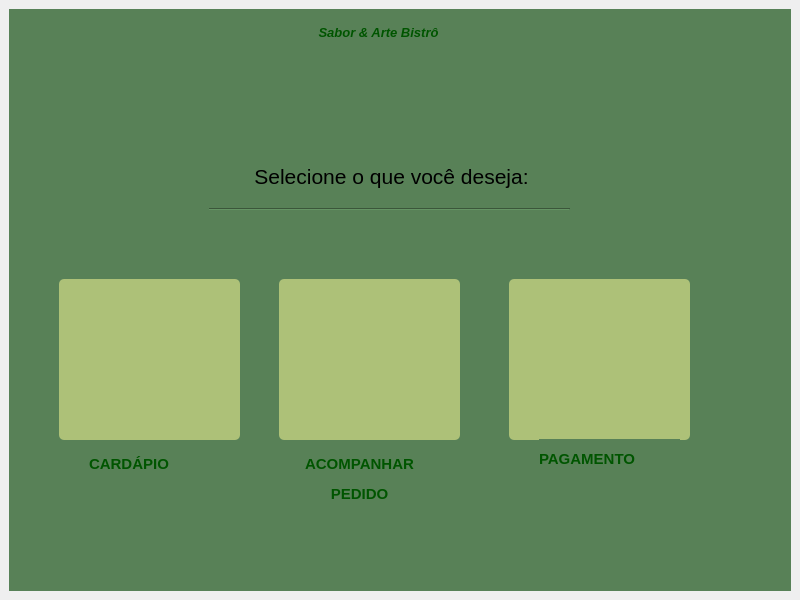
This is telas_qt/janela_opcoes.ui in lauraprass/aplicativo_de_pedidos_para_restaurante as Qt 5 draws it before an edit. The edited form follows.
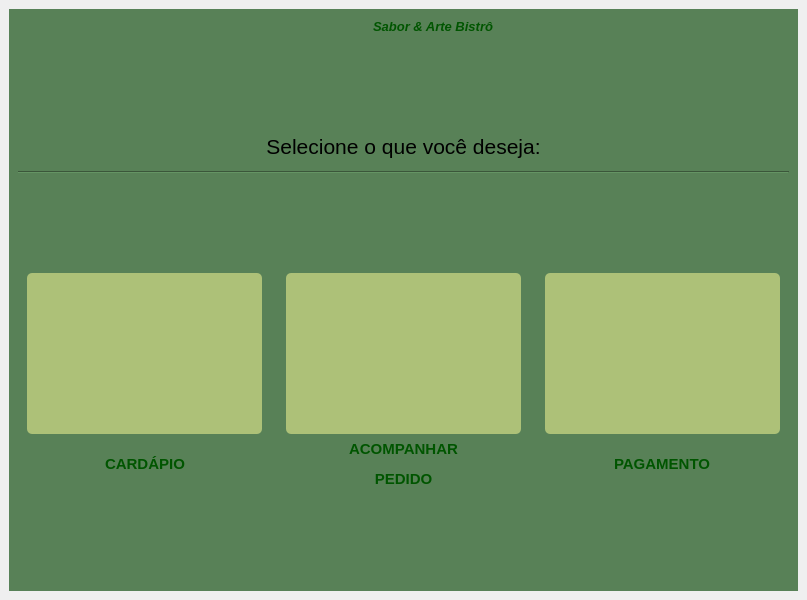
This is the edited form. Icons and pictures are not drawn.

Commit message:
atualização de 2 telas
Feito a responsividade na "janela_opcoes.ui" e criado toda a "janela_cardapio.ui"

What changed in the file:
```diff
--- a/telas_qt/janela_opcoes.ui
+++ b/telas_qt/janela_opcoes.ui
@@ -6,20 +6,20 @@
    <rect>
     <x>0</x>
     <y>0</y>
-    <width>800</width>
+    <width>807</width>
     <height>600</height>
    </rect>
   </property>
   <property name="minimumSize">
    <size>
-    <width>800</width>
-    <height>600</height>
+    <width>0</width>
+    <height>0</height>
    </size>
   </property>
   <property name="maximumSize">
    <size>
-    <width>800</width>
-    <height>600</height>
+    <width>16777215</width>
+    <height>16777215</height>
    </size>
   </property>
   <property name="windowTitle">
@@ -36,49 +36,40 @@
        <string notr="true">background-color: #588157; 
 </string>
       </property>
-      <widget class="QWidget" name="widget_opcao" native="true">
-       <property name="geometry">
-        <rect>
-         <x>200</x>
-         <y>140</y>
-         <width>365</width>
-         <height>55</height>
-        </rect>
-       </property>
        <layout class="QVBoxLayout" name="verticalLayout">
         <item>
-         <widget class="QLabel" name="lbl_opcao">
-          <property name="maximumSize">
+        <layout class="QHBoxLayout" name="horizontalLayout_7">
+         <item>
+          <spacer name="horizontalSpacer_7">
+           <property name="orientation">
+            <enum>Qt::Horizontal</enum>
+           </property>
+           <property name="sizeHint" stdset="0">
            <size>
-            <width>16777215</width>
-            <height>16777215</height>
-           </size>
-          </property>
-          <property name="font">
-           <font>
-            <pointsize>20</pointsize>
-           </font>
-          </property>
-          <property name="mouseTracking">
-           <bool>true</bool>
-          </property>
-          <property name="text">
-           <string notr="true">&lt;html&gt;&lt;head/&gt;&lt;body&gt;&lt;p align=&quot;center&quot;&gt;&lt;span style=&quot; font-size:16pt; color:#000000;&quot;&gt;Selecione o que você deseja:&lt;/span&gt;&lt;/p&gt;&lt;/body&gt;&lt;/html&gt;</string>
+             <width>108</width>
+             <height>20</height>
+            </size>
+           </property>
+          </spacer>
+         </item>
+         <item>
+          <layout class="QHBoxLayout" name="horizontalLayout_8">
+           <item>
+            <widget class="QWidget" name="widget_2" native="true">
+             <property name="minimumSize">
+              <size>
+               <width>52</width>
+               <height>25</height>
+              </size>
+             </property>
+             <property name="toolTip">
+              <string>&lt;html&gt;&lt;head/&gt;&lt;body&gt;&lt;p&gt;&lt;img src=&quot;:/icon/restaurant.png&quot;/&gt;&lt;/p&gt;&lt;/body&gt;&lt;/html&gt;</string>
+             </property>
+             <property name="styleSheet">
+              <string notr="true">image: url(:/icon/restaurant.png);</string>
           </property>
          </widget>
         </item>
-       </layout>
-      </widget>
-      <widget class="QWidget" name="widget_logo" native="true">
-       <property name="geometry">
-        <rect>
-         <x>260</x>
-         <y>-1</y>
-         <width>219</width>
-         <height>58</height>
-        </rect>
-       </property>
-       <layout class="QVBoxLayout" name="verticalLayout_2">
         <item>
          <widget class="QLabel" name="lbl_logo_3">
           <property name="maximumSize">
@@ -101,24 +92,119 @@
          </widget>
         </item>
        </layout>
-      </widget>
+         </item>
+         <item>
+          <spacer name="horizontalSpacer_8">
+           <property name="orientation">
+            <enum>Qt::Horizontal</enum>
+           </property>
+           <property name="sizeHint" stdset="0">
+            <size>
+             <width>98</width>
+             <height>20</height>
+            </size>
+           </property>
+          </spacer>
+         </item>
+        </layout>
+       </item>
+       <item>
+        <spacer name="verticalSpacer">
+         <property name="orientation">
+          <enum>Qt::Vertical</enum>
+         </property>
+         <property name="sizeHint" stdset="0">
+          <size>
+           <width>18</width>
+           <height>60</height>
+          </size>
+         </property>
+        </spacer>
+       </item>
+       <item>
+        <layout class="QHBoxLayout" name="horizontalLayout_6">
+         <item>
+          <widget class="QWidget" name="widget_3" native="true">
+           <property name="styleSheet">
+            <string notr="true">image: url(:/icon/healthy-living.png);</string>
+           </property>
+          </widget>
+         </item>
+         <item>
+          <widget class="QLabel" name="lbl_opcao">
+           <property name="maximumSize">
+            <size>
+             <width>16777215</width>
+             <height>16777215</height>
+            </size>
+           </property>
+           <property name="font">
+            <font>
+             <pointsize>20</pointsize>
+            </font>
+           </property>
+           <property name="mouseTracking">
+            <bool>true</bool>
+           </property>
+           <property name="text">
+            <string notr="true">&lt;html&gt;&lt;head/&gt;&lt;body&gt;&lt;p align=&quot;center&quot;&gt;&lt;span style=&quot; font-size:16pt; color:#000000;&quot;&gt;Selecione o que você deseja:&lt;/span&gt;&lt;/p&gt;&lt;/body&gt;&lt;/html&gt;</string>
+           </property>
+          </widget>
+         </item>
+         <item>
+          <widget class="QWidget" name="widget_4" native="true">
+           <property name="styleSheet">
+            <string notr="true">image: url(:/icon/healthy-living.png);</string>
+           </property>
+          </widget>
+         </item>
+        </layout>
+       </item>
+       <item>
+        <widget class="QWidget" name="widget_opcao_2" native="true">
+         <property name="minimumSize">
+          <size>
+           <width>570</width>
+           <height>0</height>
+          </size>
+         </property>
+         <property name="styleSheet">
+          <string notr="true">image: url(:/icon/healthy-living.png);</string>
+         </property>
+        </widget>
+       </item>
+       <item>
+        <widget class="Line" name="linha">
+         <property name="orientation">
+          <enum>Qt::Horizontal</enum>
+         </property>
+        </widget>
+       </item>
+       <item>
+        <spacer name="verticalSpacer_2">
+         <property name="orientation">
+          <enum>Qt::Vertical</enum>
+         </property>
+         <property name="sizeHint" stdset="0">
+          <size>
+           <width>18</width>
+           <height>59</height>
+          </size>
+         </property>
+        </spacer>
+       </item>
+       <item>
+        <layout class="QHBoxLayout" name="horizontalLayout_5">
+         <item>
       <widget class="QWidget" name="widget_cardapio" native="true">
-       <property name="geometry">
-        <rect>
-         <x>50</x>
-         <y>270</y>
-         <width>181</width>
-         <height>161</height>
-        </rect>
-       </property>
+           <layout class="QVBoxLayout" name="verticalLayout_3">
+            <item>
        <widget class="QPushButton" name="btn_cardapio">
-        <property name="geometry">
-         <rect>
-          <x>0</x>
-          <y>0</y>
+              <property name="minimumSize">
+               <size>
           <width>181</width>
           <height>161</height>
-         </rect>
+               </size>
         </property>
         <property name="palette">
          <palette>
@@ -226,133 +312,24 @@
          <string/>
         </property>
        </widget>
-      </widget>
-      <widget class="QWidget" name="widget_status" native="true">
-       <property name="geometry">
-        <rect>
-         <x>270</x>
-         <y>270</y>
-         <width>181</width>
-         <height>161</height>
-        </rect>
-       </property>
-       <widget class="QPushButton" name="btn_status">
-        <property name="geometry">
-         <rect>
-          <x>0</x>
-          <y>0</y>
-          <width>181</width>
-          <height>161</height>
-         </rect>
-        </property>
-        <property name="styleSheet">
-         <string notr="true">background-color: #adc178; 
-image: url(:/icon/nutrition.png);
-font: 75 8pt &quot;MS Shell Dlg 2&quot;;
-font: 75 10pt &quot;MS Shell Dlg 2&quot;;
-border-radius: 5px;
-</string>
-        </property>
-        <property name="text">
-         <string/>
-        </property>
-       </widget>
-      </widget>
-      <widget class="Line" name="linha">
-       <property name="geometry">
-        <rect>
-         <x>200</x>
-         <y>190</y>
-         <width>361</width>
-         <height>21</height>
-        </rect>
-       </property>
+            </item>
+            <item>
+             <layout class="QHBoxLayout" name="horizontalLayout">
+              <item>
+               <spacer name="horizontalSpacer">
        <property name="orientation">
         <enum>Qt::Horizontal</enum>
        </property>
-      </widget>
-      <widget class="QWidget" name="widget_pagamento" native="true">
-       <property name="geometry">
-        <rect>
-         <x>500</x>
-         <y>270</y>
-         <width>181</width>
-         <height>161</height>
-        </rect>
-       </property>
-       <widget class="QPushButton" name="btn_pagamento">
-        <property name="geometry">
-         <rect>
-          <x>0</x>
-          <y>0</y>
-          <width>181</width>
-          <height>161</height>
-         </rect>
-        </property>
-        <property name="styleSheet">
-         <string notr="true">background-color: #adc178; 
-image: url(:/icon/debit-card (1).png);
-font: 75 8pt &quot;MS Shell Dlg 2&quot;;
-font: 75 10pt &quot;MS Shell Dlg 2&quot;;
-border-radius: 5px;
-</string>
-        </property>
-        <property name="text">
-         <string/>
-        </property>
-       </widget>
-      </widget>
-      <widget class="QWidget" name="widget_2" native="true">
-       <property name="geometry">
-        <rect>
-         <x>190</x>
-         <y>0</y>
-         <width>91</width>
-         <height>51</height>
-        </rect>
-       </property>
-       <property name="toolTip">
-        <string>&lt;html&gt;&lt;head/&gt;&lt;body&gt;&lt;p&gt;&lt;img src=&quot;:/icon/restaurant.png&quot;/&gt;&lt;/p&gt;&lt;/body&gt;&lt;/html&gt;</string>
-       </property>
-       <property name="styleSheet">
-        <string notr="true">image: url(:/icon/restaurant.png);</string>
-       </property>
-      </widget>
-      <widget class="QWidget" name="widget_3" native="true">
-       <property name="geometry">
-        <rect>
-         <x>150</x>
-         <y>150</y>
-         <width>51</width>
-         <height>31</height>
-        </rect>
-       </property>
-       <property name="styleSheet">
-        <string notr="true">image: url(:/icon/healthy-living.png);</string>
-       </property>
-      </widget>
-      <widget class="QWidget" name="widget_opcao_2" native="true">
-       <property name="geometry">
-        <rect>
-         <x>570</x>
-         <y>150</y>
-         <width>41</width>
-         <height>31</height>
-        </rect>
-       </property>
-       <property name="styleSheet">
-        <string notr="true">image: url(:/icon/healthy-living.png);</string>
-       </property>
-      </widget>
+                <property name="sizeHint" stdset="0">
+                 <size>
+                  <width>28</width>
+                  <height>20</height>
+                 </size>
+                </property>
+               </spacer>
+              </item>
+              <item>
       <widget class="QLabel" name="lbl_cardapio">
-       <property name="geometry">
-        <rect>
-         <x>80</x>
-         <y>440</y>
-         <width>111</width>
-         <height>31</height>
-        </rect>
-       </property>
        <property name="styleSheet">
         <string notr="true">background-color: #588157; 
 font: 87 8pt &quot;Arial Black&quot;;
@@ -363,15 +340,66 @@
         <string>&lt;html&gt;&lt;head/&gt;&lt;body&gt;&lt;p&gt;&lt;span style=&quot; font-size:11pt; font-weight:600; color:#005500;&quot;&gt;CARDÁPIO&lt;/span&gt;&lt;span style=&quot; color:#005500;&quot;/&gt;&lt;/p&gt;&lt;/body&gt;&lt;/html&gt;</string>
        </property>
       </widget>
+              </item>
+              <item>
+               <spacer name="horizontalSpacer_2">
+                <property name="orientation">
+                 <enum>Qt::Horizontal</enum>
+                </property>
+                <property name="sizeHint" stdset="0">
+                 <size>
+                  <width>28</width>
+                  <height>20</height>
+                 </size>
+                </property>
+               </spacer>
+              </item>
+             </layout>
+            </item>
+           </layout>
+          </widget>
+         </item>
+         <item>
+          <widget class="QWidget" name="widget_status" native="true">
+           <layout class="QVBoxLayout" name="verticalLayout_4">
+            <item>
+             <widget class="QPushButton" name="btn_status">
+              <property name="minimumSize">
+               <size>
+                <width>181</width>
+                <height>161</height>
+               </size>
+              </property>
+              <property name="styleSheet">
+               <string notr="true">background-color: #adc178; 
+image: url(:/icon/nutrition.png);
+font: 75 8pt &quot;MS Shell Dlg 2&quot;;
+font: 75 10pt &quot;MS Shell Dlg 2&quot;;
+border-radius: 5px;
+</string>
+              </property>
+              <property name="text">
+               <string/>
+              </property>
+             </widget>
+            </item>
+            <item>
+             <layout class="QHBoxLayout" name="horizontalLayout_3">
+              <item>
+               <spacer name="horizontalSpacer_3">
+                <property name="orientation">
+                 <enum>Qt::Horizontal</enum>
+                </property>
+                <property name="sizeHint" stdset="0">
+                 <size>
+                  <width>18</width>
+                  <height>20</height>
+                 </size>
+                </property>
+               </spacer>
+              </item>
+              <item>
       <widget class="QLabel" name="lbl_status">
-       <property name="geometry">
-        <rect>
-         <x>270</x>
-         <y>440</y>
-         <width>161</width>
-         <height>61</height>
-        </rect>
-       </property>
        <property name="styleSheet">
         <string notr="true">background-color: #588157	; 
 font: 87 8pt &quot;Arial Black&quot;;</string>
@@ -380,15 +408,66 @@
         <string>&lt;html&gt;&lt;head/&gt;&lt;body&gt;&lt;p align=&quot;center&quot;&gt;&lt;span style=&quot; font-size:11pt; font-weight:600; color:#005500;&quot;&gt;ACOMPANHAR&lt;/span&gt;&lt;/p&gt;&lt;p align=&quot;center&quot;&gt;&lt;span style=&quot; font-size:11pt; font-weight:600; color:#005500;&quot;&gt;PEDIDO&lt;/span&gt;&lt;/p&gt;&lt;/body&gt;&lt;/html&gt;</string>
        </property>
       </widget>
+              </item>
+              <item>
+               <spacer name="horizontalSpacer_4">
+                <property name="orientation">
+                 <enum>Qt::Horizontal</enum>
+                </property>
+                <property name="sizeHint" stdset="0">
+                 <size>
+                  <width>18</width>
+                  <height>20</height>
+                 </size>
+                </property>
+               </spacer>
+              </item>
+             </layout>
+            </item>
+           </layout>
+          </widget>
+         </item>
+         <item>
+          <widget class="QWidget" name="widget_pagamento" native="true">
+           <layout class="QVBoxLayout" name="verticalLayout_5">
+            <item>
+             <widget class="QPushButton" name="btn_pagamento">
+              <property name="minimumSize">
+               <size>
+                <width>181</width>
+                <height>161</height>
+               </size>
+              </property>
+              <property name="styleSheet">
+               <string notr="true">background-color: #adc178; 
+image: url(:/icon/debit-card (1).png);
+font: 75 8pt &quot;MS Shell Dlg 2&quot;;
+font: 75 10pt &quot;MS Shell Dlg 2&quot;;
+border-radius: 5px;
+</string>
+              </property>
+              <property name="text">
+               <string/>
+              </property>
+             </widget>
+            </item>
+            <item>
+             <layout class="QHBoxLayout" name="horizontalLayout_4">
+              <item>
+               <spacer name="horizontalSpacer_5">
+                <property name="orientation">
+                 <enum>Qt::Horizontal</enum>
+                </property>
+                <property name="sizeHint" stdset="0">
+                 <size>
+                  <width>18</width>
+                  <height>20</height>
+                 </size>
+                </property>
+               </spacer>
+              </item>
+              <item>
       <widget class="QLabel" name="label_pagamento">
-       <property name="geometry">
-        <rect>
-         <x>530</x>
-         <y>430</y>
-         <width>141</width>
-         <height>41</height>
-        </rect>
-       </property>
        <property name="styleSheet">
         <string notr="true">background-color: #588157	; 
 font: 87 8pt &quot;Arial Black&quot;;</string>
@@ -397,6 +476,41 @@
         <string>&lt;html&gt;&lt;head/&gt;&lt;body&gt;&lt;p&gt;&lt;span style=&quot; font-size:11pt; font-weight:600; color:#005500;&quot;&gt;PAGAMENTO&lt;/span&gt;&lt;/p&gt;&lt;/body&gt;&lt;/html&gt;</string>
        </property>
       </widget>
+              </item>
+              <item>
+               <spacer name="horizontalSpacer_6">
+                <property name="orientation">
+                 <enum>Qt::Horizontal</enum>
+                </property>
+                <property name="sizeHint" stdset="0">
+                 <size>
+                  <width>18</width>
+                  <height>20</height>
+                 </size>
+                </property>
+               </spacer>
+              </item>
+             </layout>
+            </item>
+           </layout>
+          </widget>
+         </item>
+        </layout>
+       </item>
+       <item>
+        <spacer name="verticalSpacer_3">
+         <property name="orientation">
+          <enum>Qt::Vertical</enum>
+         </property>
+         <property name="sizeHint" stdset="0">
+          <size>
+           <width>18</width>
+           <height>60</height>
+          </size>
+         </property>
+        </spacer>
+       </item>
+      </layout>
       <zorder>widget_2</zorder>
       <zorder>widget_opcao</zorder>
       <zorder>widget_logo</zorder>
```
Left out of the diff: 14 changed lines with no effect on the pictures. Lines whose indentation alone changed are shown as unchanged. The commit also changes 1 other file.
